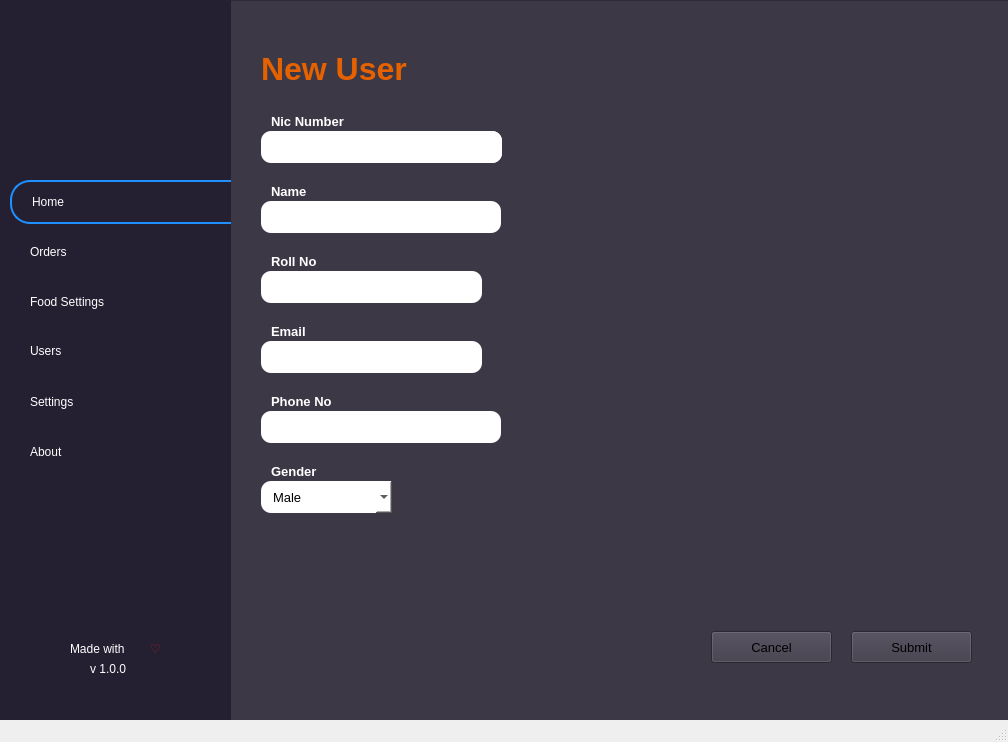
Qt form home.ui (jibrankhalil-jk/CafeKit) before a commit.
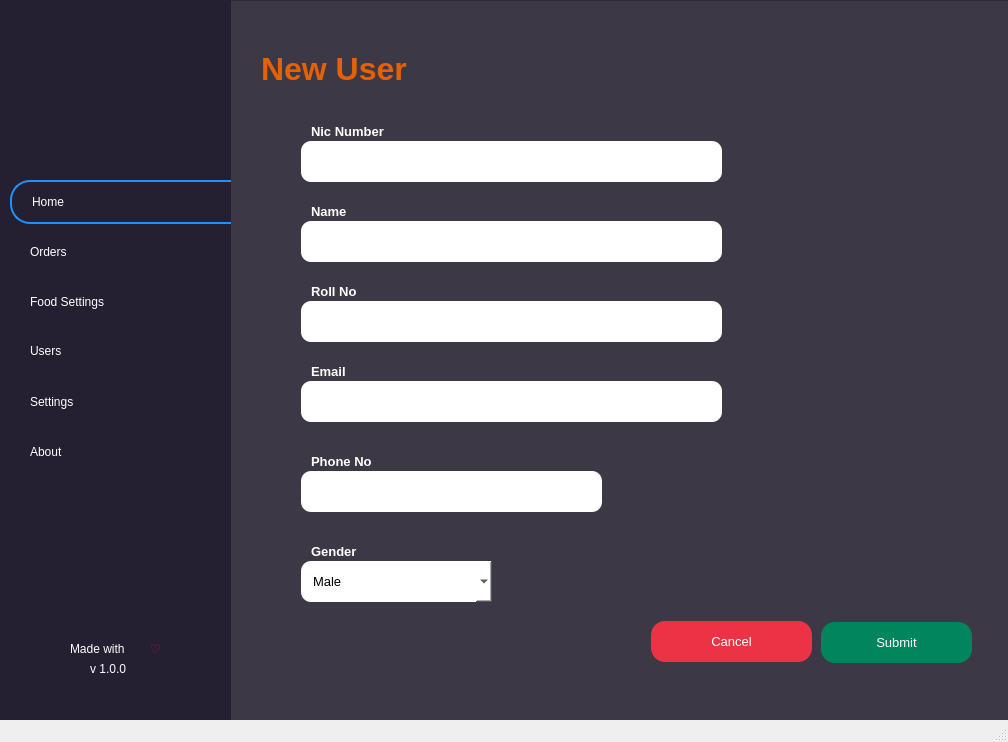
The same form after that commit. Icons and pictures are not drawn.

```diff
--- a/home.ui
+++ b/home.ui
@@ -1996,10 +1996,10 @@
      <widget class="QPushButton" name="newUserSubmitButton">
       <property name="geometry">
        <rect>
-        <x>620</x>
-        <y>630</y>
-        <width>121</width>
-        <height>32</height>
+        <x>590</x>
+        <y>621</y>
+        <width>151</width>
+        <height>41</height>
        </rect>
       </property>
       <property name="font">
@@ -2014,7 +2014,7 @@
        <enum>Qt::TabFocus</enum>
       </property>
       <property name="styleSheet">
-       <string notr="true">#pushButton_5
+       <string notr="true">#newUserSubmitButton
 {
 	background:#00855C;
 	border:none;
@@ -2022,7 +2022,7 @@
 border-radius:14px;
 }
 
-#pushButton_5:hover
+#newUserSubmitButton:hover
 {
 	background:#2D2D2D;
 	border:2px solid #00855C;
@@ -2038,8 +2038,8 @@
        <rect>
         <x>30</x>
         <y>50</y>
-        <width>241</width>
-        <height>31</height>
+        <width>146</width>
+        <height>36</height>
        </rect>
       </property>
       <property name="font">
@@ -2059,10 +2059,10 @@
       </property>
       <property name="geometry">
        <rect>
-        <x>480</x>
-        <y>630</y>
-        <width>121</width>
-        <height>32</height>
+        <x>420</x>
+        <y>620</y>
+        <width>161</width>
+        <height>41</height>
        </rect>
       </property>
       <property name="font">
@@ -2077,7 +2077,7 @@
        <enum>Qt::TabFocus</enum>
       </property>
       <property name="styleSheet">
-       <string notr="true">#userCancelButton
+       <string notr="true">#newUserCancelButton
 {
 	background:#EC3245;
 	border:none;
@@ -2085,7 +2085,7 @@
 border-radius:14px;
 }
 
-#userCancelButton:hover
+#newUserCancelButton:hover
 {
 	background:#2d2d2d;
 	border:2px solid #EC3245;
@@ -2096,43 +2096,11 @@
        <string>Cancel</string>
       </property>
      </widget>
-     <widget class="QPushButton" name="pushButton_2">
-      <property name="geometry">
-       <rect>
-        <x>230</x>
-        <y>130</y>
-        <width>41</width>
-        <height>32</height>
-       </rect>
-      </property>
-      <property name="cursor">
-       <cursorShape>PointingHandCursor</cursorShape>
-      </property>
-      <property name="styleSheet">
-       <string notr="true">
-	border:none;
-	background:white;
-border-radius: 10px;</string>
-      </property>
-      <property name="text">
-       <string/>
-      </property>
-      <property name="icon">
-       <iconset>
-        <normaloff>:/Images/id_card.png</normaloff>:/Images/id_card.png</iconset>
-      </property>
-      <property name="iconSize">
-       <size>
-        <width>32</width>
-        <height>32</height>
-       </size>
-      </property>
-     </widget>
      <widget class="QLabel" name="id_4">
       <property name="geometry">
        <rect>
-        <x>40</x>
-        <y>460</y>
+        <x>80</x>
+        <y>540</y>
         <width>141</width>
         <height>21</height>
        </rect>
@@ -2150,8 +2118,8 @@
      <widget class="QLabel" name="id_2">
       <property name="geometry">
        <rect>
-        <x>40</x>
-        <y>110</y>
+        <x>80</x>
+        <y>120</y>
         <width>141</width>
         <height>21</height>
        </rect>
@@ -2169,8 +2137,8 @@
      <widget class="QLabel" name="id">
       <property name="geometry">
        <rect>
-        <x>40</x>
-        <y>180</y>
+        <x>80</x>
+        <y>200</y>
         <width>141</width>
         <height>21</height>
        </rect>
@@ -2188,8 +2156,8 @@
      <widget class="QLabel" name="id_5">
       <property name="geometry">
        <rect>
-        <x>40</x>
-        <y>320</y>
+        <x>80</x>
+        <y>360</y>
         <width>141</width>
         <height>21</height>
        </rect>
@@ -2207,10 +2175,10 @@
      <widget class="QComboBox" name="empGender">
       <property name="geometry">
        <rect>
-        <x>30</x>
-        <y>480</y>
-        <width>131</width>
-        <height>32</height>
+        <x>70</x>
+        <y>560</y>
+        <width>191</width>
+        <height>41</height>
        </rect>
       </property>
       <property name="font">
@@ -2246,8 +2214,8 @@
      <widget class="QLabel" name="id_6">
       <property name="geometry">
        <rect>
-        <x>40</x>
-        <y>390</y>
+        <x>80</x>
+        <y>450</y>
         <width>141</width>
         <height>21</height>
        </rect>
@@ -2265,10 +2233,10 @@
      <widget class="QLineEdit" name="empFather">
       <property name="geometry">
        <rect>
-        <x>30</x>
-        <y>130</y>
-        <width>241</width>
-        <height>32</height>
+        <x>70</x>
+        <y>140</y>
+        <width>421</width>
+        <height>41</height>
        </rect>
       </property>
       <property name="font">
@@ -2296,10 +2264,10 @@
      <widget class="QLineEdit" name="empPhone">
       <property name="geometry">
        <rect>
-        <x>30</x>
-        <y>410</y>
-        <width>240</width>
-        <height>32</height>
+        <x>70</x>
+        <y>470</y>
+        <width>301</width>
+        <height>41</height>
        </rect>
       </property>
       <property name="font">
@@ -2323,10 +2291,10 @@
      <widget class="QLineEdit" name="empEmail">
       <property name="geometry">
        <rect>
-        <x>30</x>
-        <y>340</y>
-        <width>221</width>
-        <height>32</height>
+        <x>70</x>
+        <y>380</y>
+        <width>421</width>
+        <height>41</height>
        </rect>
       </property>
       <property name="font">
@@ -2347,10 +2315,10 @@
      <widget class="QLineEdit" name="empName">
       <property name="geometry">
        <rect>
-        <x>30</x>
-        <y>200</y>
-        <width>240</width>
-        <height>32</height>
+        <x>70</x>
+        <y>220</y>
+        <width>421</width>
+        <height>41</height>
        </rect>
       </property>
       <property name="font">
@@ -2374,8 +2342,8 @@
      <widget class="QLabel" name="id_7">
       <property name="geometry">
        <rect>
-        <x>40</x>
-        <y>250</y>
+        <x>80</x>
+        <y>280</y>
         <width>141</width>
         <height>21</height>
        </rect>
@@ -2393,10 +2361,10 @@
      <widget class="QLineEdit" name="empPhone_2">
       <property name="geometry">
        <rect>
-        <x>30</x>
-        <y>270</y>
-        <width>221</width>
-        <height>32</height>
+        <x>70</x>
+        <y>300</y>
+        <width>421</width>
+        <height>41</height>
        </rect>
       </property>
       <property name="font">
```
Left out of the diff: 128 changed lines with no effect on the pictures.
